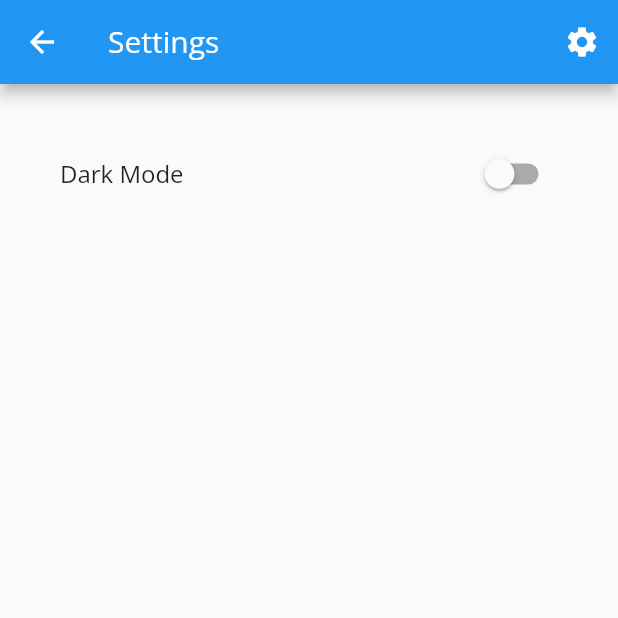
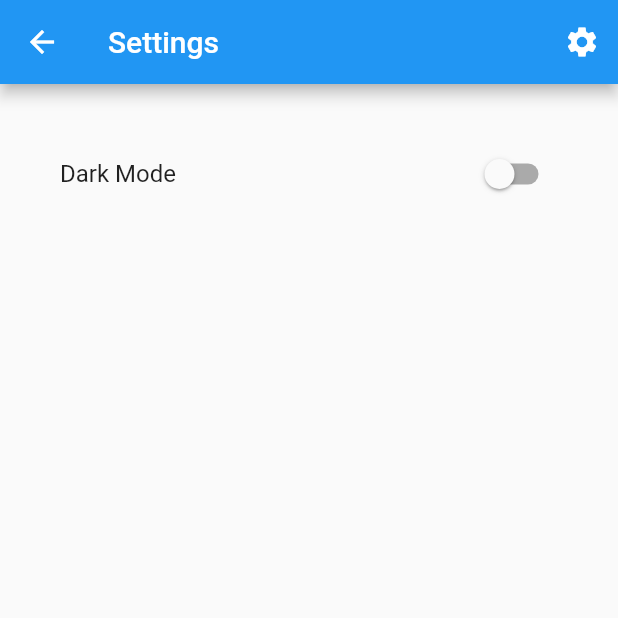
Before and after one commit to alfianandinugraha/flodo, a Flutter app: the screen it shows after launch, after a tap on the "settings" icon, on a phone screen of 412 x 824 dp, the top half of it. Run offline on Flutter 3.47's test engine with Material 2 defaults, Android fonts, the phone set to English and light mode, and no system bars; our stand-ins replace nanoid.

Commit message:
feat(main.dart): use ThemeData.light()

```diff
--- a/lib/main.dart
+++ b/lib/main.dart
@@ -35,15 +35,7 @@ class App extends StatelessWidget {
       title: 'Flutter Demo',
       themeMode: context.select<ThemeModeProvider, ThemeMode>((value) => value.current),
       darkTheme: ThemeData.dark(),
-      theme: ThemeData(
-        primarySwatch: Colors.blue,
-        fontFamily: 'OpenSans',
-        textTheme: const TextTheme(
-          headline5: TextStyle(
-            fontWeight: FontWeight.w700,
-          )
-        )
-      ),
+      theme: ThemeData.light(),
       home: const HomePage(),
       routes: {
         "/add": (BuildContext context) => const FormPage(mode: FormPageMode.add),
```
